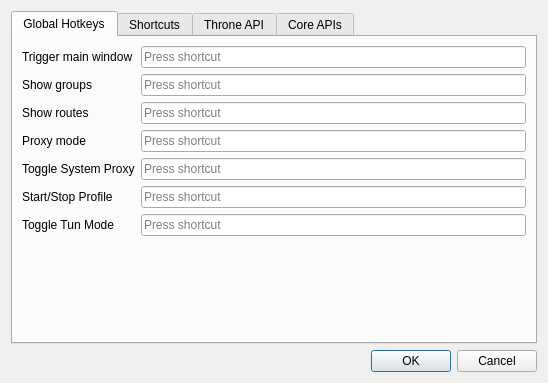
Qt form include/ui/setting/dialog_integration.ui (throneproj/Throne) before a commit.
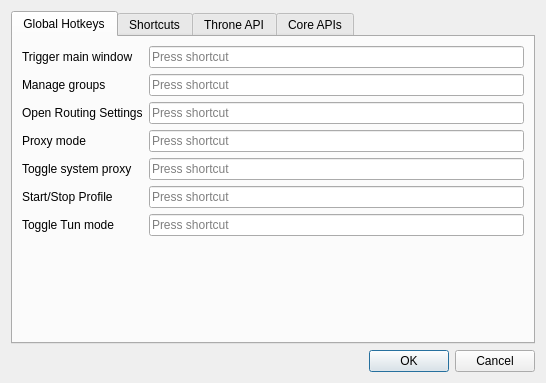
The same form after that commit. Custom widgets are drawn as their Qt base class.

The edit to the form file:
```diff
--- a/include/ui/setting/dialog_integration.ui
+++ b/include/ui/setting/dialog_integration.ui
@@ -40,7 +40,7 @@
        <item row="1" column="0">
         <widget class="QLabel" name="label_3">
          <property name="text">
-          <string>Show groups</string>
+          <string>Manage groups</string>
          </property>
          <property name="buddy">
           <cstring>show_groups</cstring>
@@ -53,7 +53,7 @@
        <item row="2" column="0">
         <widget class="QLabel" name="label_4">
          <property name="text">
-          <string>Show routes</string>
+          <string>Open Routing Settings</string>
          </property>
          <property name="buddy">
           <cstring>show_routes</cstring>
@@ -79,7 +79,7 @@
        <item row="4" column="0">
         <widget class="QLabel" name="toggle_proxy_l">
          <property name="text">
-          <string>Toggle System Proxy</string>
+          <string>Toggle system proxy</string>
          </property>
          <property name="buddy">
           <cstring>toggle_proxy</cstring>
@@ -105,7 +105,7 @@
        <item row="6" column="0">
         <widget class="QLabel" name="toggle_tun_l">
          <property name="text">
-          <string>Toggle Tun Mode</string>
+          <string>Toggle Tun mode</string>
          </property>
          <property name="buddy">
           <cstring>toggle_tun</cstring>
@@ -223,7 +223,7 @@
        <item row="4" column="0" colspan="2">
         <widget class="QCheckBox" name="api_admin_lan">
          <property name="toolTip">
-          <string>Lets devices on the local network import, delete, change settings, back up and restore through the Throne API. This device can always do so.</string>
+          <string>Let local devices import, delete, change settings, back up and restore.</string>
          </property>
          <property name="text">
           <string>Allow management from the local network</string>
@@ -443,7 +443,7 @@
           <item row="1" column="3">
            <widget class="QPushButton" name="core_box_api_regen">
             <property name="text">
-             <string>Regenerate Secret</string>
+             <string>Regenerate secret</string>
             </property>
            </widget>
           </item>
```
